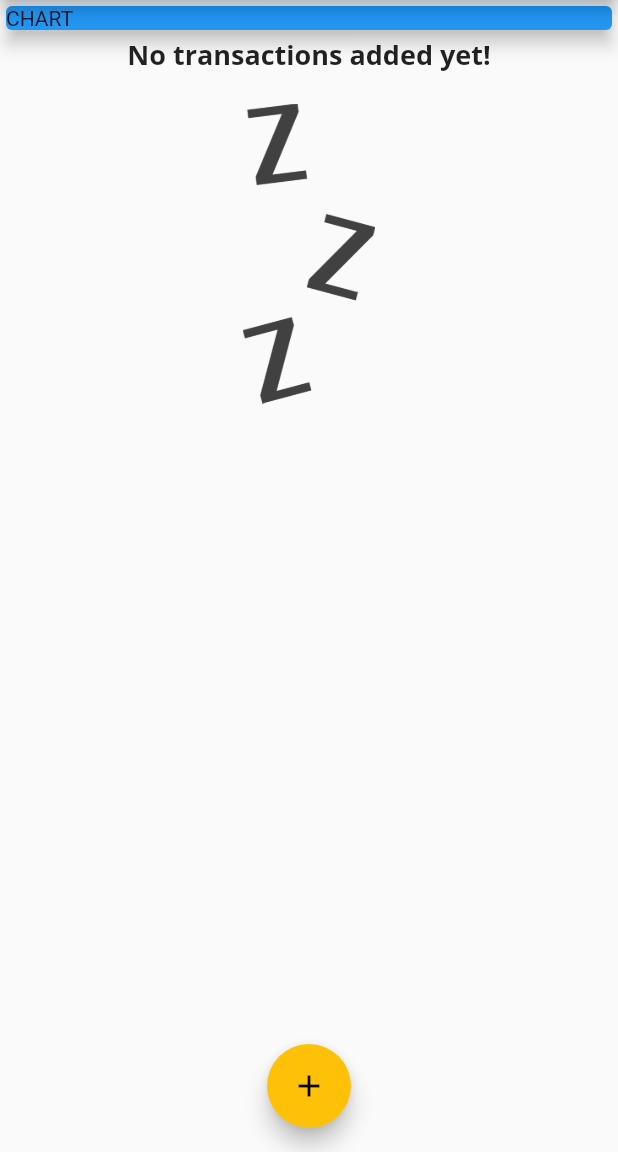
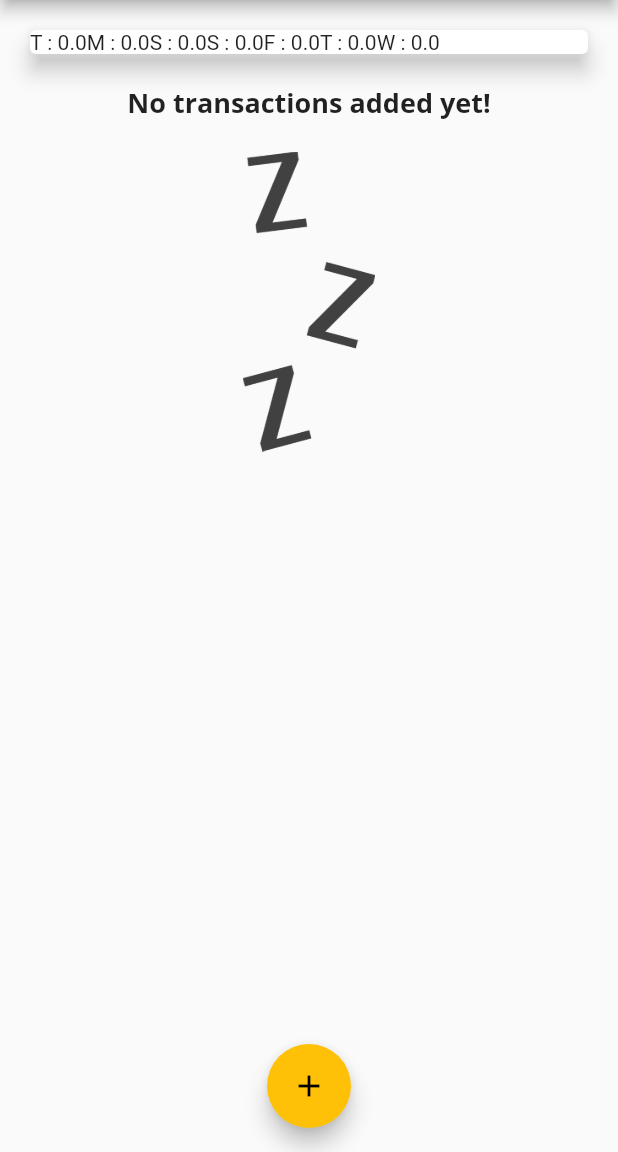
Before and after one commit to jdesfon/FLUTTER_courses, a Flutter app: the screen it shows after launch, on a phone screen of 412 x 824 dp, the part 84-1236 px from its top. Run offline on Flutter 3.47's test engine with Material 2 defaults, Android fonts, the phone set to English and light mode, and no system bars.

Commit message:
feat: preparing chart widget

```diff
--- a/expenses_app/lib/main.dart
+++ b/expenses_app/lib/main.dart
@@ -1,3 +1,4 @@
+import 'package:expenses_app/widgets/chart.dart';
 import 'package:expenses_app/widgets/new_transaction.dart';
 import 'package:expenses_app/widgets/transaction_list.dart';
 import 'package:flutter/material.dart';
@@ -56,6 +57,16 @@ class _MyHomePageState extends State<MyHomePage> {
     // ),
   ];
 
+  List<Transaction> get _recentTransactions {
+    return _userTransactions.where((tx) {
+      return tx.date.isAfter(
+        DateTime.now().subtract(
+          Duration(days: 7),
+        ),
+      );
+    }).toList();
+  }
+
   void _addNewTransaction(String title, double amount) {
     final newTx = Transaction(
       title: title,
@@ -99,11 +110,7 @@ class _MyHomePageState extends State<MyHomePage> {
           children: <Widget>[
             Container(
               width: double.infinity,
-              child: Card(
-                elevation: 5,
-                child: Text('CHART'),
-                color: Colors.blue,
-              ),
+              child: Chart(_recentTransactions),
             ),
             TransactionList(_userTransactions),
           ],
--- /dev/null
+++ b/expenses_app/lib/widgets/chart.dart
@@ -0,0 +1,42 @@
+import 'package:flutter/material.dart';
+import 'package:intl/intl.dart';
+import '../models/transaction.dart';
+
+class Chart extends StatelessWidget {
+  final List<Transaction> recentTransactions;
+
+  Chart(this.recentTransactions);
+
+  List<Map<String, Object>> get groupedTransationValues {
+    return List.generate(7, (index) {
+      final weekDay = DateTime.now().subtract(Duration(days: index));
+      var totalSum = 0.0;
+
+      for (var i = 0; i < recentTransactions.length; i++) {
+        if (recentTransactions[i].date.day == weekDay.day &&
+            recentTransactions[i].date.month == weekDay.month &&
+            recentTransactions[i].date.year == weekDay.year) {
+          totalSum += recentTransactions[i].amount;
+        }
+      }
+
+      return {
+        'day': DateFormat.E().format(weekDay).substring(0, 1),
+        'amount': totalSum,
+      };
+    });
+  }
+
+  @override
+  Widget build(BuildContext context) {
+    print(groupedTransationValues);
+    return Card(
+        elevation: 6,
+        margin: EdgeInsets.all(20),
+        child: Row(
+          children: groupedTransationValues.map((data) {
+            return Text('${data["day"]} : ${data["amount"].toString()}');
+          }).toList(),
+        ));
+  }
+}
```
